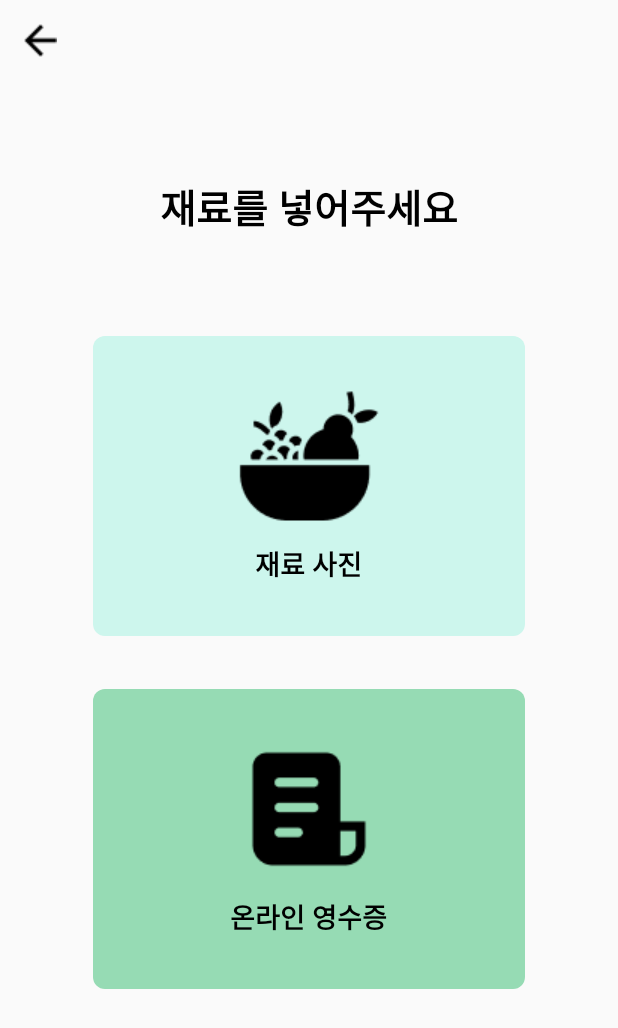
After one commit to YeRimmm-Cho/FLOW_FE, an Android app built with Jetpack Compose: the ChooseImageActivity screen opened directly, with no data from a screen before it, on a phone screen of 412 x 824 dp. The commit adds this screen. Shown: the top 1028 px of the screen. Run offline under Robolectric (Android 15) with nearby library versions, the phone set to English and light mode, and no system bars.

Commit message:
feat: 이미지 고르기 레이아웃 구현

```diff
--- a/app/src/main/AndroidManifest.xml
+++ b/app/src/main/AndroidManifest.xml
@@ -1,9 +1,8 @@
 <?xml version="1.0" encoding="utf-8"?>
 <manifest xmlns:android="http://schemas.android.com/apk/res/android"
     xmlns:tools="http://schemas.android.com/tools">
-
     <!-- 인터넷 권한 추가 -->
-    <uses-permission android:name="android.permission.INTERNET"/>
+    <uses-permission android:name="android.permission.INTERNET" />
 
     <application
         android:allowBackup="true"
@@ -15,6 +14,9 @@
         android:supportsRtl="true"
         android:theme="@style/Theme.Martfia"
         tools:targetApi="31">
+        <activity
+            android:name=".ChooseImageActivity"
+            android:exported="false" />
         <activity
             android:name=".MainActivity"
             android:exported="true"
--- /dev/null
+++ b/app/src/main/java/com/example/martfia/ChooseImageActivity.kt
@@ -0,0 +1,36 @@
+package com.example.martfia
+
+import android.content.Intent
+import android.os.Bundle
+import androidx.appcompat.app.AppCompatActivity
+import android.widget.ImageView
+import android.widget.LinearLayout
+
+class ChooseImageActivity : AppCompatActivity() {
+    override fun onCreate(savedInstanceState: Bundle?) {
+        super.onCreate(savedInstanceState)
+        setContentView(R.layout.activity_choose_image)
+
+        // 뒤로 가기 버튼 설정
+        val backButton = findViewById<ImageView>(R.id.backButton)
+        backButton.setOnClickListener {
+            // 버튼 클릭하면 MainActivity로 돌아감
+            val intent = Intent(this, MainActivity::class.java)
+            intent.addFlags(Intent.FLAG_ACTIVITY_CLEAR_TOP or Intent.FLAG_ACTIVITY_NEW_TASK)
+            startActivity(intent)
+            finish() // 현재 액티비티 종료
+        }
+
+        // 재료 사진 버튼 클릭 이벤트
+        val ingredientPhotoButton = findViewById<LinearLayout>(R.id.ingredientPhotoButton)
+        ingredientPhotoButton.setOnClickListener {
+            // TODO: 재료 사진을 추가하는 액티비티로 이동
+        }
+
+        // 온라인 영수증 버튼 클릭 이벤트 설정
+        val onlineReceiptButton = findViewById<LinearLayout>(R.id.onlineReceiptButton)
+        onlineReceiptButton.setOnClickListener {
+            // TODO: 온라인 영수증 사진을 처리하는 액티비티로 이동
+        }
+    }
+}
--- a/app/src/main/java/com/example/martfia/MainActivity.kt
+++ b/app/src/main/java/com/example/martfia/MainActivity.kt
@@ -55,11 +55,11 @@ class MainActivity : AppCompatActivity() {
 
 
         // 추천 버튼 클릭 시 ChooseImageActivity로 이동
-//        val recommendButton: Button = findViewById(R.id.recommendButton)
-//        recommendButton.setOnClickListener {
-//            val intent = Intent(this, ChooseImageActivity::class.java)
-//            startActivity(intent)
-//        }
+        val recommendButton: Button = findViewById(R.id.recommendButton)
+        recommendButton.setOnClickListener {
+            val intent = Intent(this, ChooseImageActivity::class.java)
+            startActivity(intent)
+        }
 
         //  레이아웃이 시스템 영역과 겹치지 않도록 패딩 설정
         ViewCompat.setOnApplyWindowInsetsListener(findViewById(R.id.main)) { v, insets ->
--- /dev/null
+++ b/app/src/main/res/drawable/background_fruitbowl.xml
@@ -0,0 +1,9 @@
+<shape xmlns:android="http://schemas.android.com/apk/res/android">
+    <solid android:color="#CDF6ED" />
+    <corners android:radius="8dp" />  <!-- 모서리 둥글게 -->
+    <padding
+        android:left="12dp"
+        android:top="12dp"
+        android:right="12dp"
+        android:bottom="12dp"/>
+</shape>
--- /dev/null
+++ b/app/src/main/res/drawable/background_reciept.xml
@@ -0,0 +1,9 @@
+<shape xmlns:android="http://schemas.android.com/apk/res/android">
+    <solid android:color="#96DBB4" />
+    <corners android:radius="8dp" />  <!-- 모서리 둥글게 -->
+    <padding
+        android:left="12dp"
+        android:top="12dp"
+        android:right="12dp"
+        android:bottom="12dp"/>
+</shape>
--- /dev/null
+++ b/app/src/main/res/layout/activity_choose_image.xml
@@ -0,0 +1,109 @@
+<?xml version="1.0" encoding="utf-8"?>
+<androidx.constraintlayout.widget.ConstraintLayout
+    xmlns:android="http://schemas.android.com/apk/res/android"
+    xmlns:app="http://schemas.android.com/apk/res-auto"
+    xmlns:tools="http://schemas.android.com/tools"
+    android:layout_width="match_parent"
+    android:layout_height="match_parent"
+    tools:context=".ChooseImageActivity">
+
+    <!-- 뒤로 가기 버튼 -->
+    <ImageView
+        android:id="@+id/backButton"
+        android:layout_width="wrap_content"
+        android:layout_height="wrap_content"
+        android:contentDescription="뒤로 가기"
+        app:srcCompat="@drawable/ic_arrow_back"
+        app:layout_constraintTop_toTopOf="parent"
+        app:layout_constraintStart_toStartOf="parent"
+        android:layout_margin="16dp"/>
+
+    <!-- 타이틀 텍스트 -->
+    <TextView
+        android:id="@+id/titleText"
+        android:layout_width="wrap_content"
+        android:layout_height="wrap_content"
+        android:text="재료를 넣어주세요"
+        android:textSize="26sp"
+        android:textStyle="bold"
+        android:fontFamily="@font/poppins_bold"
+        android:textColor="@android:color/black"
+        app:layout_constraintTop_toBottomOf="@id/backButton"
+        app:layout_constraintStart_toStartOf="parent"
+        app:layout_constraintEnd_toEndOf="parent"
+        android:gravity="center"
+        android:layout_marginTop="80dp"/>
+
+    <!-- 재료 사진 버튼 -->
+    <LinearLayout
+        android:id="@+id/ingredientPhotoButton"
+        android:layout_width="0dp"
+        android:layout_height="200dp"
+        android:background="@drawable/background_fruitbowl"
+        android:orientation="vertical"
+        android:gravity="center"
+        android:padding="16dp"
+        app:layout_constraintTop_toBottomOf="@id/titleText"
+        app:layout_constraintStart_toStartOf="parent"
+        app:layout_constraintEnd_toEndOf="parent"
+        android:layout_marginTop="60dp"
+        app:layout_constraintWidth_percent="0.7">
+
+        <!-- Bowl 아이콘 -->
+        <ImageView
+            android:layout_width="wrap_content"
+            android:layout_height="wrap_content"
+            app:srcCompat="@drawable/ic_fruitbowl"
+            android:contentDescription="재료 사진" />
+
+        <!-- 텍스트 -->
+        <TextView
+            android:layout_width="wrap_content"
+            android:layout_height="wrap_content"
+            android:text="재료 사진"
+            android:textSize="18sp"
+            android:textStyle="bold"
+            android:fontFamily="@font/poppins_medium"
+            android:textColor="@android:color/black"
+            android:layout_marginTop="8dp"
+            android:gravity="center" />
+
+    </LinearLayout>
+
+    <!-- 온라인 영수증 버튼 -->
+    <LinearLayout
+        android:id="@+id/onlineReceiptButton"
+        android:layout_width="0dp"
+        android:layout_height="200dp"
+        android:background="@drawable/background_reciept"
+        android:orientation="vertical"
+        android:gravity="center"
+        android:padding="16dp"
+        app:layout_constraintTop_toBottomOf="@id/ingredientPhotoButton"
+        app:layout_constraintStart_toStartOf="parent"
+        app:layout_constraintEnd_toEndOf="parent"
+        android:layout_marginTop="35dp"
+        app:layout_constraintWidth_percent="0.7">
+
+        <!-- Receipt 아이콘 -->
+        <ImageView
+            android:layout_width="wrap_content"
+            android:layout_height="wrap_content"
+            app:srcCompat="@drawable/ic_reciept"
+            android:contentDescription="온라인 영수증" />
+
+        <!-- 텍스트 -->
+        <TextView
+            android:layout_width="wrap_content"
+            android:layout_height="wrap_content"
+            android:text="온라인 영수증"
+            android:textSize="18sp"
+            android:textStyle="bold"
+            android:fontFamily="@font/poppins_medium"
+            android:textColor="@android:color/black"
+            android:layout_marginTop="8dp"
+            android:gravity="center" />
+
+    </LinearLayout>
+
+</androidx.constraintlayout.widget.ConstraintLayout>
--- a/app/src/main/res/layout/activity_main.xml
+++ b/app/src/main/res/layout/activity_main.xml
@@ -91,6 +91,7 @@
             android:layout_marginRight="25dp"
             app:layout_constraintTop_toBottomOf="@+id/Title"
             android:hint="레시피 또는 재료를 검색해보세요"
+            android:inputType="text"
             android:textSize="16sp"
             android:padding="6dp"
             android:background="@drawable/background_search"
```
Also changed, not shown: app/src/main/res/drawable/ic_arrow_back.png (added), app/src/main/res/drawable/ic_fruitbowl.png (added), app/src/main/res/drawable/ic_reciept.png (added).
